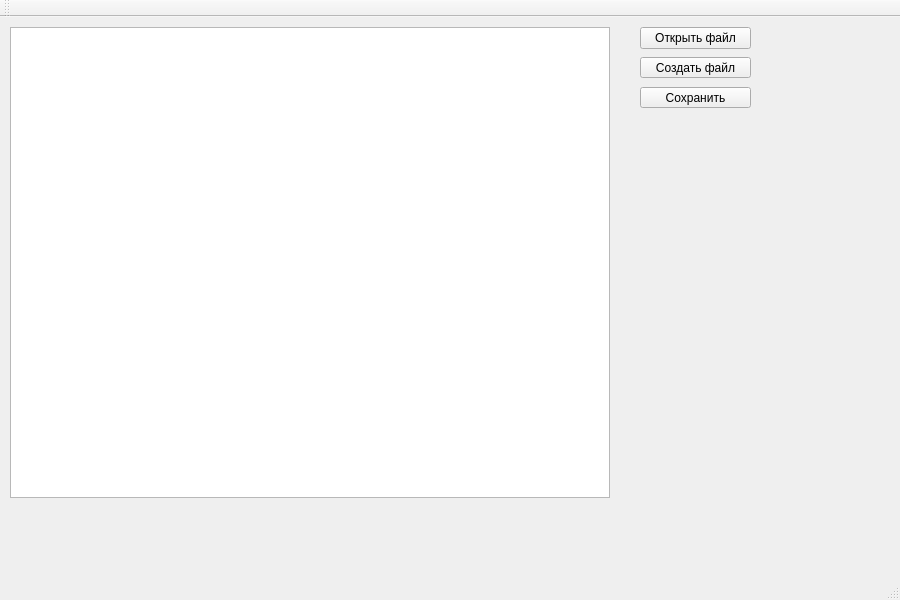
First picture: the form in Table_Text_Editor/mainwindow.ui, repository Ophelia145/Tables_n_text_editor, before the edit.
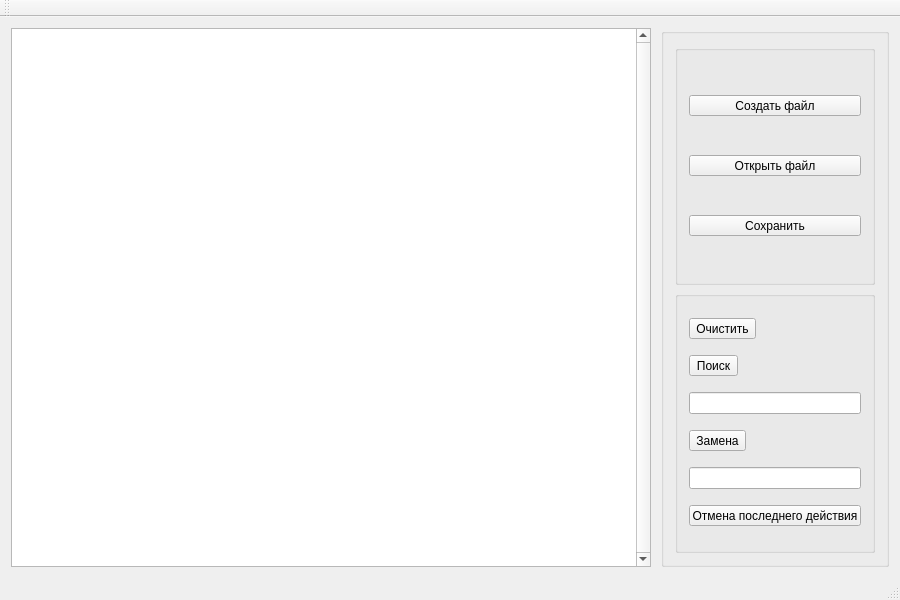
Second picture: the form after the edit. Icons and pictures are not drawn.

```diff
--- a/Table_Text_Editor/mainwindow.ui
+++ b/Table_Text_Editor/mainwindow.ui
@@ -24,61 +24,217 @@
     <normaloff>../src/pencil.png</normaloff>../src/pencil.png</iconset>
   </property>
   <widget class="QWidget" name="centralWidget">
-   <widget class="QTextEdit" name="textEdit">
-    <property name="geometry">
-     <rect>
-      <x>10</x>
-      <y>10</y>
-      <width>600</width>
-      <height>471</height>
-     </rect>
+   <layout class="QGridLayout" name="gridLayout_2">
+    <property name="topMargin">
+     <number>11</number>
     </property>
-    <property name="minimumSize">
-     <size>
-      <width>600</width>
-      <height>400</height>
-     </size>
+    <property name="horizontalSpacing">
+     <number>10</number>
     </property>
-   </widget>
-   <widget class="QToolButton" name="toolButton">
-    <property name="geometry">
-     <rect>
-      <x>640</x>
-      <y>70</y>
-      <width>111</width>
-      <height>21</height>
-     </rect>
+    <property name="verticalSpacing">
+     <number>7</number>
     </property>
-    <property name="text">
-     <string>Сохранить</string>
-    </property>
-   </widget>
-   <widget class="QToolButton" name="toolButton_2">
-    <property name="geometry">
-     <rect>
-      <x>640</x>
-      <y>10</y>
-      <width>111</width>
-      <height>22</height>
-     </rect>
-    </property>
-    <property name="text">
-     <string>Открыть файл</string>
-    </property>
-   </widget>
-   <widget class="QToolButton" name="toolButton_3">
-    <property name="geometry">
-     <rect>
-      <x>640</x>
-      <y>40</y>
-      <width>111</width>
-      <height>21</height>
-     </rect>
-    </property>
-    <property name="text">
-     <string>Создать файл</string>
-    </property>
-   </widget>
+    <item row="0" column="0">
+     <widget class="QTextEdit" name="textEdit">
+      <property name="minimumSize">
+       <size>
+        <width>600</width>
+        <height>400</height>
+       </size>
+      </property>
+      <property name="maximumSize">
+       <size>
+        <width>16777215</width>
+        <height>16777215</height>
+       </size>
+      </property>
+      <property name="font">
+       <font>
+        <pointsize>12</pointsize>
+       </font>
+      </property>
+      <property name="cursor" stdset="0">
+       <cursorShape>IBeamCursor</cursorShape>
+      </property>
+      <property name="frameShadow">
+       <enum>QFrame::Sunken</enum>
+      </property>
+      <property name="verticalScrollBarPolicy">
+       <enum>Qt::ScrollBarAlwaysOn</enum>
+      </property>
+      <property name="horizontalScrollBarPolicy">
+       <enum>Qt::ScrollBarAsNeeded</enum>
+      </property>
+      <property name="sizeAdjustPolicy">
+       <enum>QAbstractScrollArea::AdjustToContents</enum>
+      </property>
+      <property name="html">
+       <string>&lt;!DOCTYPE HTML PUBLIC &quot;-//W3C//DTD HTML 4.0//EN&quot; &quot;http://www.w3.org/TR/REC-html40/strict.dtd&quot;&gt;
+&lt;html&gt;&lt;head&gt;&lt;meta name=&quot;qrichtext&quot; content=&quot;1&quot; /&gt;&lt;style type=&quot;text/css&quot;&gt;
+p, li { white-space: pre-wrap; }
+&lt;/style&gt;&lt;/head&gt;&lt;body style=&quot; font-family:'MS Shell Dlg 2'; font-size:12pt; font-weight:400; font-style:normal;&quot;&gt;
+&lt;p style=&quot;-qt-paragraph-type:empty; margin-top:0px; margin-bottom:0px; margin-left:0px; margin-right:0px; -qt-block-indent:0; text-indent:0px; font-size:7.8pt;&quot;&gt;&lt;br /&gt;&lt;/p&gt;&lt;/body&gt;&lt;/html&gt;</string>
+      </property>
+     </widget>
+    </item>
+    <item row="0" column="1" colspan="2">
+     <widget class="QGroupBox" name="ALLBOX">
+      <property name="maximumSize">
+       <size>
+        <width>400</width>
+        <height>600</height>
+       </size>
+      </property>
+      <property name="title">
+       <string/>
+      </property>
+      <layout class="QVBoxLayout" name="verticalLayout">
+       <item>
+        <widget class="QGroupBox" name="groupBox_2">
+         <property name="minimumSize">
+          <size>
+           <width>150</width>
+           <height>170</height>
+          </size>
+         </property>
+         <property name="maximumSize">
+          <size>
+           <width>200</width>
+           <height>240</height>
+          </size>
+         </property>
+         <property name="title">
+          <string/>
+         </property>
+         <property name="flat">
+          <bool>true</bool>
+         </property>
+         <layout class="QGridLayout" name="gridLayout" rowstretch="0,0,0,0" columnstretch="0" rowminimumheight="0,0,0,0">
+          <property name="sizeConstraint">
+           <enum>QLayout::SetDefaultConstraint</enum>
+          </property>
+          <property name="verticalSpacing">
+           <number>6</number>
+          </property>
+          <item row="0" column="0">
+           <widget class="QToolButton" name="toolButton_3">
+            <property name="minimumSize">
+             <size>
+              <width>95</width>
+              <height>0</height>
+             </size>
+            </property>
+            <property name="maximumSize">
+             <size>
+              <width>200</width>
+              <height>16777215</height>
+             </size>
+            </property>
+            <property name="text">
+             <string>Создать файл</string>
+            </property>
+           </widget>
+          </item>
+          <item row="2" column="0">
+           <widget class="QToolButton" name="toolButton_2">
+            <property name="minimumSize">
+             <size>
+              <width>100</width>
+              <height>0</height>
+             </size>
+            </property>
+            <property name="maximumSize">
+             <size>
+              <width>200</width>
+              <height>16777215</height>
+             </size>
+            </property>
+            <property name="text">
+             <string>Открыть файл</string>
+            </property>
+           </widget>
+          </item>
+          <item row="3" column="0">
+           <widget class="QToolButton" name="toolButton">
+            <property name="minimumSize">
+             <size>
+              <width>100</width>
+              <height>0</height>
+             </size>
+            </property>
+            <property name="maximumSize">
+             <size>
+              <width>200</width>
+              <height>16777215</height>
+             </size>
+            </property>
+            <property name="text">
+             <string>Сохранить</string>
+            </property>
+           </widget>
+          </item>
+         </layout>
+        </widget>
+       </item>
+       <item>
+        <widget class="QGroupBox" name="groupBoxIN">
+         <property name="maximumSize">
+          <size>
+           <width>200</width>
+           <height>270</height>
+          </size>
+         </property>
+         <property name="cursor">
+          <cursorShape>ArrowCursor</cursorShape>
+         </property>
+         <property name="title">
+          <string/>
+         </property>
+         <property name="flat">
+          <bool>true</bool>
+         </property>
+         <layout class="QGridLayout" name="gridLayout_3">
+          <item row="1" column="0">
+           <widget class="QToolButton" name="findButton">
+            <property name="text">
+             <string>Поиск</string>
+            </property>
+           </widget>
+          </item>
+          <item row="5" column="0">
+           <widget class="QToolButton" name="undoButton">
+            <property name="text">
+             <string>Отмена последнего действия</string>
+            </property>
+           </widget>
+          </item>
+          <item row="0" column="0">
+           <widget class="QToolButton" name="clearButton">
+            <property name="text">
+             <string>Очистить</string>
+            </property>
+           </widget>
+          </item>
+          <item row="2" column="0">
+           <widget class="QLineEdit" name="searchLineEdit"/>
+          </item>
+          <item row="3" column="0">
+           <widget class="QToolButton" name="replaceButton">
+            <property name="text">
+             <string>Замена</string>
+            </property>
+           </widget>
+          </item>
+          <item row="4" column="0">
+           <widget class="QLineEdit" name="replaceLineEdit"/>
+          </item>
+         </layout>
+        </widget>
+       </item>
+      </layout>
+     </widget>
+    </item>
+   </layout>
   </widget>
   <widget class="QMenuBar" name="menuBar">
    <property name="geometry">
```
